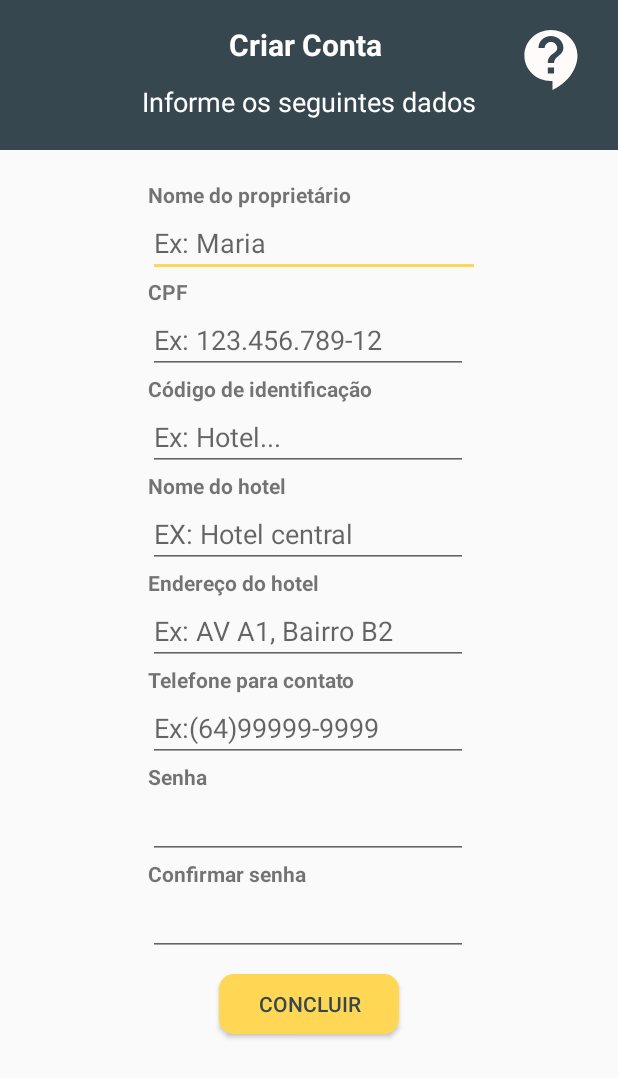
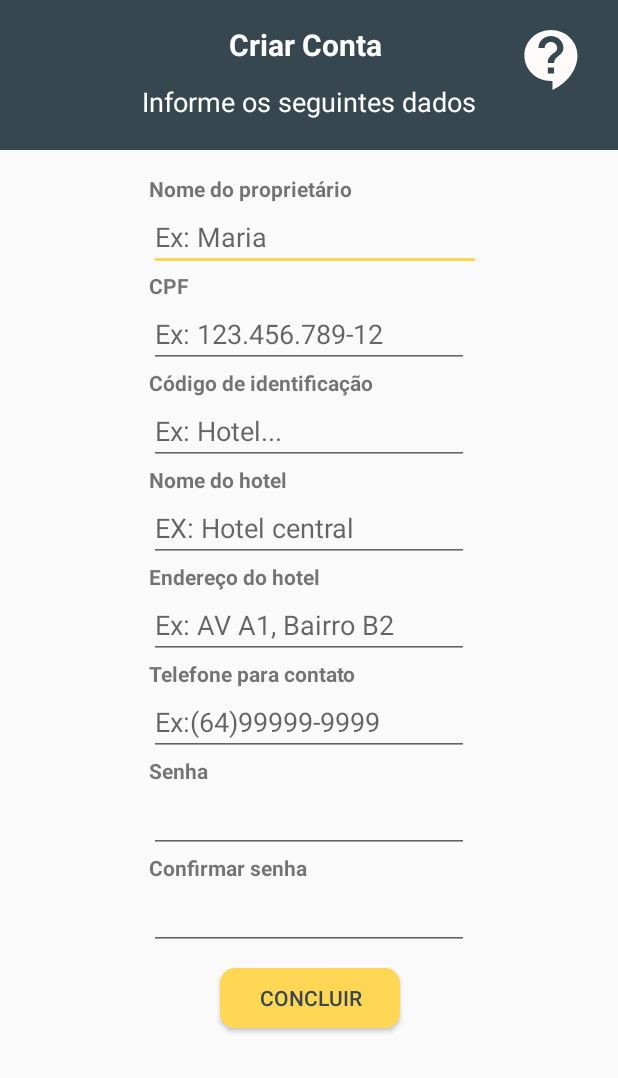
Before and after one commit to DionatanPO/Aplicativo_Hotel, an Android app: the Create_Account screen opened directly, with no data from a screen before it, on a phone screen of 412 x 824 dp. Shown: the top 1078 px of the screen. Run offline under Robolectric (Android 15) with nearby library versions, the phone set to English and light mode, and no system bars; our stand-ins replace Volley; plain views replace MaskEditText.

Commit message:
Correções (1.0.28)

```diff
--- a/app/src/main/AndroidManifest.xml
+++ b/app/src/main/AndroidManifest.xml
@@ -11,7 +11,7 @@
 
         android:appComponentFactory="androidx.core.app.CoreComponentFactory"
         android:debuggable="true"
-        android:testOnly="true"
+        android:testOnly="false"
         android:usesCleartextTraffic="true"
         android:allowBackup="true"
         android:icon="@mipmap/ic_launcher"
--- a/app/src/main/java/com/example/app/view/PainelActivity.java
+++ b/app/src/main/java/com/example/app/view/PainelActivity.java
@@ -148,7 +148,6 @@ public class PainelActivity extends Activity implements PopupMenu.OnMenuItemClic
         switch (menuItem.getItemId()) {
             case R.id.perfil:
 
-
                 LayoutInflater inflater = LayoutInflater.from(context);
                 View layout = inflater.inflate(R.layout.create_account, null);
                 final TextView titulo = layout.findViewById(R.id.textView2);
--- a/app/src/main/res/layout/activity_funcionarios.xml
+++ b/app/src/main/res/layout/activity_funcionarios.xml
@@ -76,10 +76,9 @@
         android:id="@+id/my_recycler_view"
         android:layout_width="match_parent"
         android:layout_height="420dp"
+        android:layout_marginTop="8dp"
         android:layout_marginEnd="8dp"
         android:layout_marginRight="8dp"
-        android:layout_marginBottom="8dp"
-        app:layout_constraintBottom_toBottomOf="parent"
         app:layout_constraintEnd_toEndOf="parent"
         app:layout_constraintStart_toStartOf="parent"
         app:layout_constraintTop_toBottomOf="@+id/constraintLayout"
--- a/app/src/main/res/layout/activity_hospedagem.xml
+++ b/app/src/main/res/layout/activity_hospedagem.xml
@@ -116,6 +116,6 @@
         app:layout_constraintEnd_toEndOf="parent"
         app:layout_constraintHorizontal_bias="0.50"
         app:layout_constraintStart_toStartOf="parent"
-        app:layout_constraintTop_toTopOf="@+id/my_recycler_view" />
+ />
 
 </androidx.constraintlayout.widget.ConstraintLayout>
--- a/app/src/main/res/layout/activity_limpeza.xml
+++ b/app/src/main/res/layout/activity_limpeza.xml
@@ -119,7 +119,7 @@
         app:layout_constraintEnd_toEndOf="parent"
         app:layout_constraintHorizontal_bias="0.50"
         app:layout_constraintStart_toStartOf="parent"
-        app:layout_constraintTop_toTopOf="@+id/my_recycler_view" />
+      />
 
 
 </androidx.constraintlayout.widget.ConstraintLayout>
--- a/app/src/main/res/layout/activity_reserva.xml
+++ b/app/src/main/res/layout/activity_reserva.xml
@@ -104,5 +104,5 @@
         app:layout_constraintEnd_toEndOf="parent"
         app:layout_constraintHorizontal_bias="0.50"
         app:layout_constraintStart_toStartOf="parent"
-        app:layout_constraintTop_toTopOf="@+id/my_recycler_view" />
+  />
 </androidx.constraintlayout.widget.ConstraintLayout>
--- a/app/src/main/res/layout/busca_entre_datas.xml
+++ b/app/src/main/res/layout/busca_entre_datas.xml
@@ -56,7 +56,6 @@
         android:ems="10"
         android:hint="Ex: 01/01/2020"
         android:inputType="date"
-        app:layout_constraintBottom_toTopOf="@+id/btnCreate"
         app:layout_constraintEnd_toEndOf="parent"
         app:layout_constraintStart_toStartOf="parent"
         app:layout_constraintTop_toTopOf="parent"
@@ -87,7 +86,7 @@
         android:ems="10"
         android:hint="Ex: 02/01/2020"
         android:inputType="date"
-        app:layout_constraintBottom_toTopOf="@+id/btnCreate"
+
         app:layout_constraintEnd_toEndOf="parent"
         app:layout_constraintHorizontal_bias="0.50"
         app:layout_constraintStart_toStartOf="parent"
--- a/app/src/main/res/layout/create_account.xml
+++ b/app/src/main/res/layout/create_account.xml
@@ -63,27 +63,16 @@
 
     </androidx.constraintlayout.widget.ConstraintLayout>
 
-    <ScrollView
-        android:layout_width="247dp"
-        android:layout_height="match_parent"
-        android:layout_marginTop="120dp"
-        android:orientation="vertical"
-        app:layout_constraintBottom_toBottomOf="parent"
-        app:layout_constraintEnd_toEndOf="parent"
-        app:layout_constraintHorizontal_bias="0.50"
-        app:layout_constraintStart_toStartOf="parent"
-        app:layout_constraintTop_toBottomOf="@+id/constraintLayout"
-        app:layout_constraintVertical_bias="0.50">
 
     <LinearLayout
         android:layout_width="229dp"
-            android:layout_height="match_parent"
+        android:layout_height="wrap_content"
         android:layout_marginStart="8dp"
         android:layout_marginLeft="8dp"
+        android:layout_marginTop="16dp"
         android:layout_marginEnd="8dp"
         android:layout_marginRight="8dp"
         android:orientation="vertical"
-            app:layout_constraintBottom_toBottomOf="parent"
         app:layout_constraintEnd_toEndOf="parent"
         app:layout_constraintHorizontal_bias="0.50"
         app:layout_constraintStart_toStartOf="parent"
@@ -290,5 +279,4 @@
             app:layout_constraintStart_toStartOf="parent" />
 
     </LinearLayout>
-    </ScrollView>
 </androidx.constraintlayout.widget.ConstraintLayout>
```
Also changed, not shown: app/src/main/res/layout/alert_add_funcionario.xml (+2 -5 lines). Lines whose indentation alone changed are shown as unchanged.
